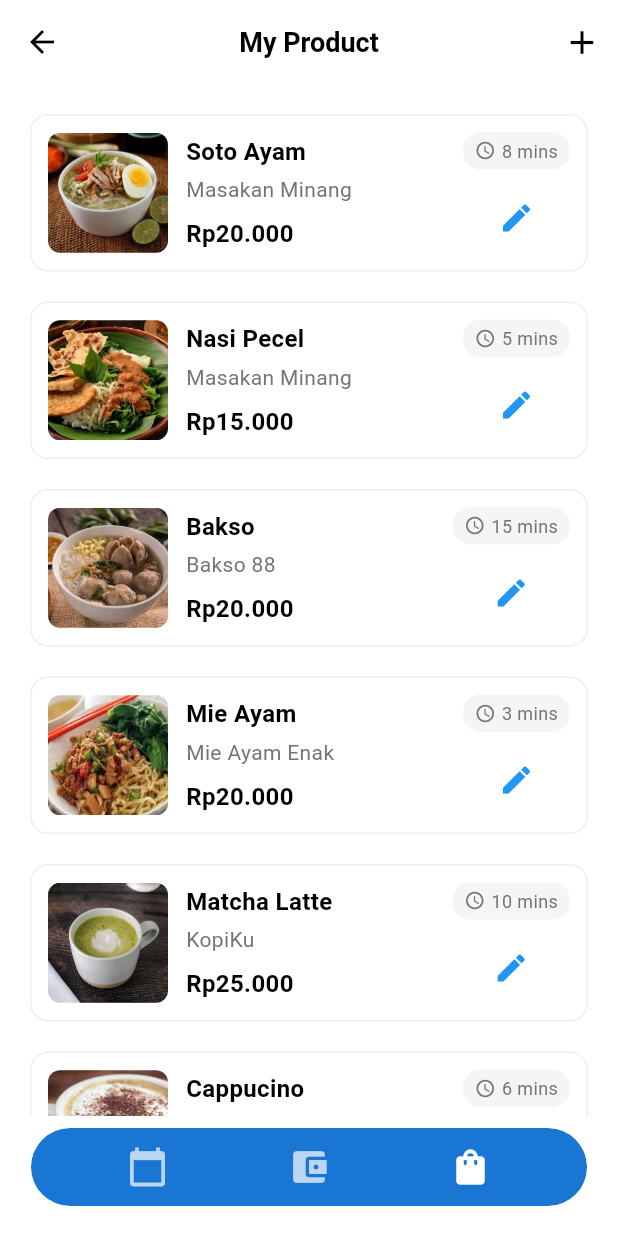
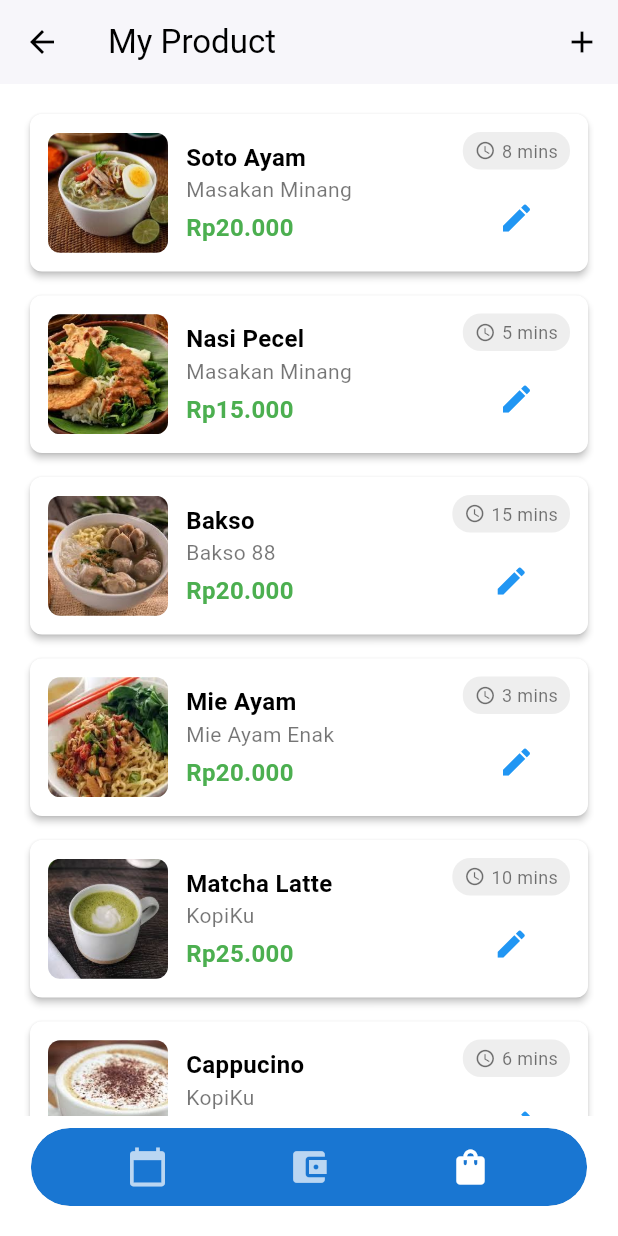
Before and after one commit to makananku/my_app, a Flutter app: the SellerMyProductScreen screen opened directly, on a phone screen of 412 x 824 dp. Run offline on Flutter 3.47's test engine with Material 3 defaults, Android fonts, the phone set to English and light mode, and no system bars; our stand-ins replace flutter_keyboard_visibility, image_picker, lottie, shared_preferences; accounts and stored records are empty; Roboto replaces fonts that are missing (Poppins).

Commit message:
seller_screen

```diff
--- a/lib/auth/auth_service.dart
+++ b/lib/auth/auth_service.dart
@@ -21,7 +21,7 @@ class AuthService {
     User(
       email: '456@seller.umn.ac.id',
       password: '456',
-      name: 'Restaurant A',
+      name: 'Warung Minang',
       userType: 'seller',
     ),
   ];
--- /dev/null
+++ b/lib/models/product_model.dart
@@ -0,0 +1,43 @@
+class Product {
+  final String id;
+  final String title;
+  final String subtitle;
+  final String time;
+  final String imgUrl;
+  final String price;
+  final String sellerEmail;
+
+  Product({
+    required this.id,
+    required this.title,
+    required this.subtitle,
+    required this.time,
+    required this.imgUrl,
+    required this.price,
+    required this.sellerEmail, required String ,
+  });
+
+  factory Product.fromMap(Map<String, dynamic> map) {
+    return Product(
+      id: map['id'] ?? '',
+      title: map['title'] ?? '',
+      subtitle: map['subtitle'] ?? '',
+      time: map['time'] ?? '',
+      imgUrl: map['imgUrl'] ?? '',
+      price: map['price'] ?? '',
+      sellerEmail: map['sellerEmail'] ?? '', String: null,
+    );
+  }
+
+  Map<String, dynamic> toMap() {
+    return {
+      'id': id,
+      'title': title,
+      'subtitle': subtitle,
+      'time': time,
+      'imgUrl': imgUrl,
+      'price': price,
+      'sellerEmail': sellerEmail,
+    };
+  }
+}
--- a/lib/screens/seller_my_product_screen.dart
+++ b/lib/screens/seller_my_product_screen.dart
@@ -1,5 +1,4 @@
 import 'package:flutter/material.dart';
-import 'package:flutter/services.dart';
 import 'package:my_app/screens/seller_home.dart';
 import 'package:my_app/widgets/seller_custom_bottom_navigation.dart';
 import 'package:my_app/data/food_data.dart';
@@ -9,6 +8,7 @@ class SellerMyProductScreen extends StatelessWidget {
 
   @override
   Widget build(BuildContext context) {
+    // Get all food items (you can change 'All' to specific category if needed)
     final List<Map<String, String>> foodItems = FoodData.getFoodItems('All');
 
     return WillPopScope(
@@ -21,35 +21,31 @@ class SellerMyProductScreen extends StatelessWidget {
       },
       child: Scaffold(
         appBar: AppBar(
-          backgroundColor: Colors.white,
-          elevation: 0,
-          centerTitle: true,
           title: const Text(
             'My Product',
-            style: TextStyle(
-              color: Colors.black,
-              fontSize: 18,
-              fontWeight: FontWeight.bold,
-            ),
+            style: TextStyle(color: Colors.black),
           ),
           leading: IconButton(
             icon: const Icon(Icons.arrow_back, color: Colors.black),
             onPressed: () {
               Navigator.pushReplacement(
                 context,
-                MaterialPageRoute(builder: (context) => const SellerHomeScreen()),
+                MaterialPageRoute(
+                  builder: (context) => const SellerHomeScreen(),
+                ),
               );
             },
           ),
           actions: [
             IconButton(
-              icon: const Icon(Icons.add, color: Colors.black, size: 26),
+              icon: const Icon(Icons.add, color: Colors.black),
               onPressed: () {
                 // Handle the action of adding a product
               },
             ),
           ],
-          systemOverlayStyle: SystemUiOverlayStyle.dark,
+          backgroundColor: Colors.white,
+          elevation: 1,
         ),
         backgroundColor: Colors.white,
         body: Stack(
@@ -61,7 +57,7 @@ class SellerMyProductScreen extends StatelessWidget {
                 itemBuilder: (context, index) {
                   final item = foodItems[index];
                   return Padding(
-                    padding: const EdgeInsets.only(bottom: 12.0),
+                    padding: const EdgeInsets.only(bottom: 8.0),
                     child: _buildProductCard(
                       imageUrl: item['imgUrl']!,
                       productName: item['title']!,
@@ -96,12 +92,9 @@ class SellerMyProductScreen extends StatelessWidget {
     required String preparationTime,
   }) {
     return Card(
-      elevation: 0,
+      elevation: 2,
       color: Colors.white,
-      shape: RoundedRectangleBorder(
-        borderRadius: BorderRadius.circular(12),
-        side: BorderSide(color: Colors.grey.shade200, width: 1),
-      ),
+      shape: RoundedRectangleBorder(borderRadius: BorderRadius.circular(8)),
       child: Padding(
         padding: const EdgeInsets.all(12.0),
         child: Row(
@@ -113,12 +106,6 @@ class SellerMyProductScreen extends StatelessWidget {
                 width: 80,
                 height: 80,
                 fit: BoxFit.cover,
-                errorBuilder: (context, error, stackTrace) => Container(
-                  width: 80,
-                  height: 80,
-                  color: Colors.grey.shade100,
-                  child: const Icon(Icons.fastfood, color: Colors.grey),
-                ),
               ),
             ),
             const SizedBox(width: 12),
@@ -134,21 +121,17 @@ class SellerMyProductScreen extends StatelessWidget {
                       color: Colors.black,
                     ),
                   ),
-                  const SizedBox(height: 4),
                   Text(
                     productSubtitle,
-                    style: TextStyle(
-                      fontSize: 14,
-                      color: Colors.grey.shade600,
-                    ),
+                    style: const TextStyle(fontSize: 14, color: Colors.black54),
                   ),
-                  const SizedBox(height: 8),
+                  const SizedBox(height: 4),
                   Text(
                     productPrice,
                     style: const TextStyle(
                       fontSize: 16,
                       fontWeight: FontWeight.bold,
-                      color: Colors.black,
+                      color: Colors.green,
                     ),
                   ),
                 ],
@@ -156,35 +139,9 @@ class SellerMyProductScreen extends StatelessWidget {
             ),
             Column(
               children: [
-                Container(
-                  padding: const EdgeInsets.symmetric(horizontal: 8, vertical: 4),
-                  decoration: BoxDecoration(
-                    color: Colors.grey.shade100,
-                    borderRadius: BorderRadius.circular(12),
-                  ),
-                  child: Row(
-                    mainAxisSize: MainAxisSize.min,
-                    children: [
-                      Icon(Icons.access_time,
-                          size: 14,
-                          color: Colors.grey.shade600),
-                      const SizedBox(width: 4),
-                      Text(
-                        preparationTime,
-                        style: TextStyle(
-                          fontSize: 12,
-                          color: Colors.grey.shade600),
-                      ),
-                    ],
-                  ),
-                ),
+                _buildPreparationTime(preparationTime),
                 const SizedBox(height: 8),
-                IconButton(
-                  icon: const Icon(Icons.edit, color: Colors.blue),
-                  onPressed: () {
-                    // Handle the action of editing the product
-                  },
-                ),
+                _buildEditButton(),
               ],
             ),
           ],
@@ -192,4 +149,34 @@ class SellerMyProductScreen extends StatelessWidget {
       ),
     );
   }
+
+  Widget _buildPreparationTime(String time) {
+    return Container(
+      padding: const EdgeInsets.symmetric(horizontal: 8, vertical: 4),
+      decoration: BoxDecoration(
+        color: Colors.grey[200],
+        borderRadius: BorderRadius.circular(12),
+      ),
+      child: Row(
+        mainAxisSize: MainAxisSize.min,
+        children: [
+          const Icon(Icons.access_time, size: 14, color: Colors.black54),
+          const SizedBox(width: 4),
+          Text(
+            time,
+            style: const TextStyle(fontSize: 12, color: Colors.black54),
+          ),
+        ],
+      ),
+    );
+  }
+
+  Widget _buildEditButton() {
+    return IconButton(
+      icon: const Icon(Icons.edit, color: Colors.blue),
+      onPressed: () {
+        // Handle the action of editing the product
+      },
+    );
+  }
 }
--- a/pubspec.yaml
+++ b/pubspec.yaml
@@ -16,6 +16,9 @@ dependencies:
   shared_preferences: ^2.2.2
   lottie: ^2.7.0
   intl: ^0.18.1
+  image_picker: ^0.8.7
+  path_provider: ^2.0.15
+  path: ^1.8.3
 
   # External dependencies
   cached_network_image: ^3.3.0
```
Also changed, not shown: lib/screens/seller_edit_screen.dart (added, +135 -0 lines), lib/screens/seller_home.dart (+137 -24 lines), lib/screens/seller_product_edit_screen.dart (added, +144 -0 lines), lib/services/product_services.dart (added, +17 -0 lines), lib/widgets/seller_custom_bottom_navigation.dart (+6 -7 lines), flutter_01.png (deleted), flutter_02.png (deleted), flutter_03.png (deleted), flutter_04.png (deleted), pubspec.lock, 5 other files.
